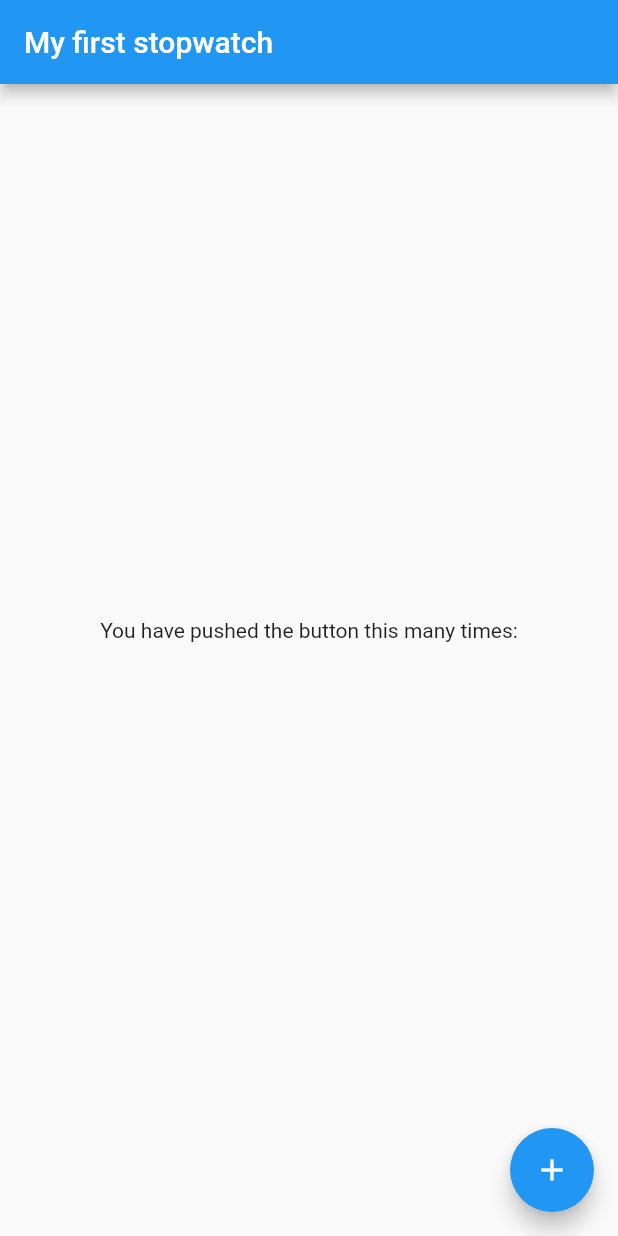
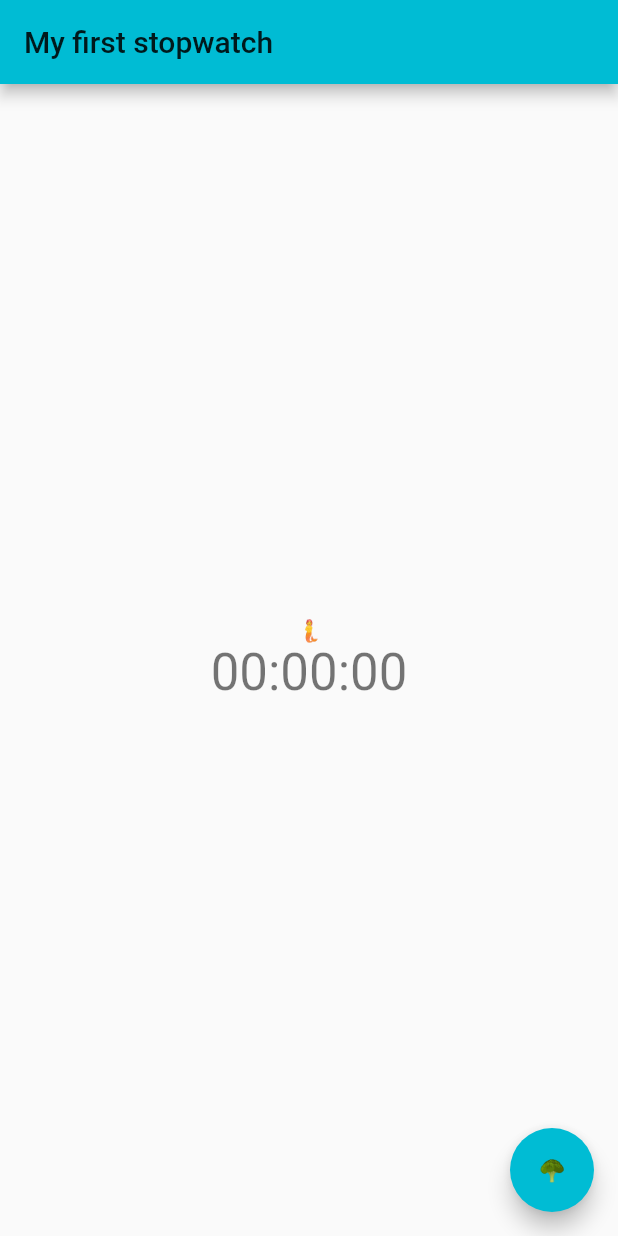
Before and after one commit to christinaav/Cronometro, a Flutter app: the screen it shows after launch, on a phone screen of 412 x 824 dp. Run offline on Flutter 3.47's test engine with Material 2 defaults, Android fonts, the phone set to English and light mode, and no system bars.

Commit message:
fixed stopwatch

```diff
--- a/lib/main.dart
+++ b/lib/main.dart
@@ -9,7 +9,7 @@ class MyApp extends StatelessWidget {
     return MaterialApp(
       title: 'Flutter stopwatch',
       theme: ThemeData(
-        primarySwatch: Colors.blue,
+        primarySwatch: Colors.cyan,
       ),
       home: MyHomePage(title: 'My first stopwatch'),
     );
@@ -26,22 +26,38 @@ class MyHomePage extends StatefulWidget {
 }
 
 class _MyHomePageState extends State<MyHomePage> {
-  int _counter;
   Stream<int> stream;
-  int _minutes = 0, _hours = 0;
-  String time = "";
+  int _minutes = 0, _hours = 0, _counter;
+  String time = "00:00:00";
+  String t_hours, t_minutes, t_seconds;
 
   convertTime() {
+    setState(() {
       if (_counter == 60) {
+        _counter = 0;
         _minutes++;
-      _counter = 0;
       }
+      if (_counter < 10)
+        t_seconds = '0$_counter';
+      else
+        t_seconds = _counter.toString();
+
       if (_minutes == 60) {
+        _minutes = 0;
         _hours++;
-      _minutes = 0;
       }
-    setState(() {
-      time = "$_hours:$_minutes:$_counter";
+
+      if (_minutes < 10)
+        t_minutes = '0$_minutes';
+      else
+        t_minutes = _minutes.toString();
+
+      if (_hours < 10)
+        t_hours = '0$_hours';
+      else
+        t_hours = _hours.toString();
+
+      time = "$t_hours:$t_minutes:$t_seconds";
     });
   }
 
@@ -68,9 +84,7 @@ class _MyHomePageState extends State<MyHomePage> {
           child: Column(
             mainAxisAlignment: MainAxisAlignment.center,
             children: <Widget>[
-            Text(
-              'You have pushed the button this many times:',
-            ),
+              Text('🧜'),
               Text(
                 '$time',
                 style: Theme.of(context).textTheme.display1,
@@ -81,8 +95,8 @@ class _MyHomePageState extends State<MyHomePage> {
         floatingActionButton: FloatingActionButton(
           onPressed: changeState,
           tooltip: 'Increment',
-        child: Icon(Icons.add),
-      ),
-    );
+          child: Text('🥦'),
+          backgroundColor: Colors.cyan,
+        ));
   }
 }
```
Lines whose indentation alone changed are shown as unchanged.
